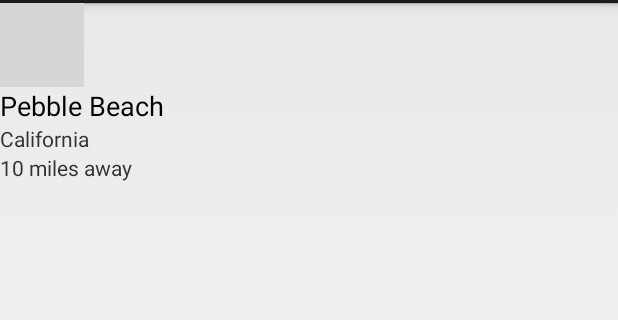
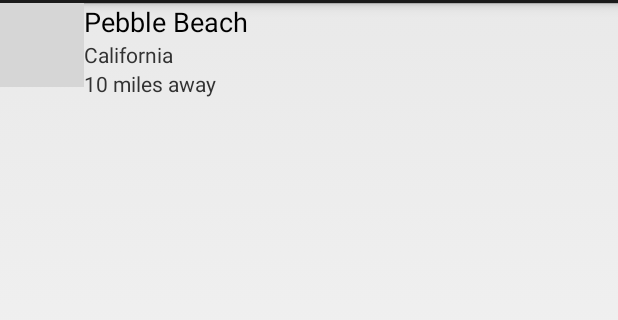
Before and after one commit to Hernanzavala1/Android_Intro, an Android app: the layout list_relative_layout.xml on its own in the app's theme, with its tools: preview values and no code run, on a phone screen of 412 x 824 dp, the part 69-389 px from its top. Run offline under Robolectric (Android 15) with nearby library versions, the phone set to English and light mode, and no system bars; grey boxes are pictures that could not be loaded.

Commit message:
list ordered views using relative layout attributes

```diff
--- a/app/src/main/res/layout/list_relative_layout.xml
+++ b/app/src/main/res/layout/list_relative_layout.xml
@@ -1,32 +1,41 @@
 <?xml version="1.0" encoding="utf-8"?>
-<LinearLayout
+<RelativeLayout
     xmlns:android="http://schemas.android.com/apk/res/android"
     android:layout_width="match_parent"
     android:layout_height="match_parent"
     android:orientation="vertical" >
 
     <ImageView
+        android:id="@+id/imageView"
         android:layout_width="56dp"
         android:layout_height="56dp"
         android:scaleType="centerCrop"
         android:src="@drawable/ocean" />
 
     <TextView
+        android:id="@+id/text1"
+        android:layout_toRightOf="@id/imageView"
         android:layout_width="wrap_content"
         android:layout_height="wrap_content"
         android:text="Pebble Beach"
+
         android:textAppearance="?android:textAppearanceMedium" />
 
     <TextView
+        android:id="@+id/stateText"
+        android:layout_toRightOf="@id/imageView"
+        android:layout_below="@id/text1"
         android:layout_width="wrap_content"
         android:layout_height="wrap_content"
         android:text="California"
         android:textAppearance="?android:textAppearanceSmall" />
 
     <TextView
+        android:layout_toRightOf="@id/imageView"
+        android:layout_below="@id/stateText"
         android:layout_width="wrap_content"
         android:layout_height="wrap_content"
         android:text="10 miles away"
         android:textAppearance="?android:textAppearanceSmall" />
 
-</LinearLayout>
+</RelativeLayout>
```
